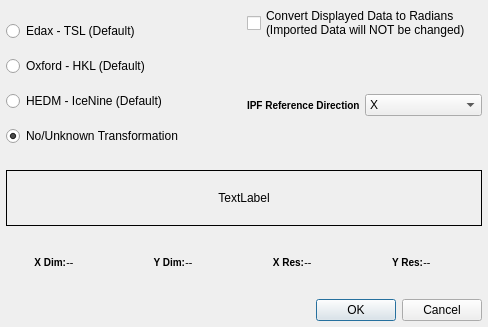
Above: Source/FilterWidgets/DREAM3DLib/IOFiltersWidgets/QEbsdReferenceFrameDialog.ui from BlueQuartzSoftware/DREAM3D before the change. Below: the same form after it.
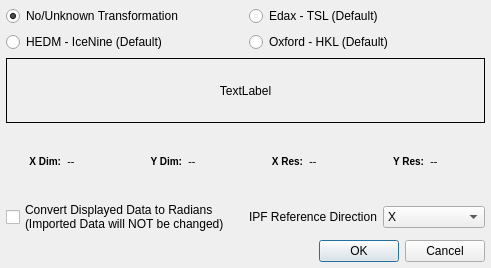
That is the form after the change.

Commit message: Fixing display of Data on the EBSD Reference Frame Dialog so that the transformations look correct to the user. Also added an Axis onto the image to fully describe the reference frame that DREAM3D is going to use. Updated the User Manual with new images.

Diff of the .ui file:
```diff
--- a/Source/FilterWidgets/DREAM3DLib/IOFiltersWidgets/QEbsdReferenceFrameDialog.ui
+++ b/Source/FilterWidgets/DREAM3DLib/IOFiltersWidgets/QEbsdReferenceFrameDialog.ui
@@ -6,67 +6,47 @@
    <rect>
     <x>0</x>
     <y>0</y>
-    <width>488</width>
-    <height>327</height>
+    <width>491</width>
+    <height>268</height>
    </rect>
   </property>
   <property name="windowTitle">
    <string>Advanced Reference Frame Options</string>
   </property>
   <layout class="QGridLayout" name="gridLayout">
-   <property name="verticalSpacing">
-    <number>8</number>
-   </property>
    <property name="margin">
     <number>6</number>
    </property>
-   <item row="1" column="1" rowspan="2">
-    <layout class="QHBoxLayout" name="horizontalLayout">
-     <item>
-      <widget class="QLabel" name="label">
-       <property name="styleSheet">
-        <string notr="true">QLabel {
-font-weight: bold;
-font-size: 10px;
-}</string>
-       </property>
-       <property name="text">
-        <string>IPF Reference Direction</string>
-       </property>
-      </widget>
-     </item>
-     <item>
-      <widget class="QComboBox" name="refDir">
-       <item>
-        <property name="text">
-         <string>X</string>
-        </property>
-       </item>
-       <item>
-        <property name="text">
-         <string>Y</string>
-        </property>
-       </item>
-       <item>
-        <property name="text">
-         <string>Z</string>
-        </property>
-       </item>
-      </widget>
-     </item>
-    </layout>
-   </item>
-   <item row="0" column="1">
-    <widget class="QCheckBox" name="degToRads">
-     <property name="text">
-      <string>Convert Displayed Data to Radians 
-(Imported Data will NOT be changed)</string>
-     </property>
-    </widget>
-   </item>
-   <item row="0" column="0" rowspan="3">
+   <property name="spacing">
+    <number>6</number>
+   </property>
+   <item row="0" column="0">
     <layout class="QVBoxLayout" name="verticalLayout">
      <item>
+      <widget class="QRadioButton" name="m_NoTransBtn">
+       <property name="layoutDirection">
+        <enum>Qt::LeftToRight</enum>
+       </property>
+       <property name="text">
+        <string>No/Unknown Transformation</string>
+       </property>
+       <property name="checked">
+        <bool>true</bool>
+       </property>
+      </widget>
+     </item>
+     <item>
+      <widget class="QRadioButton" name="m_HEDMdefaultBtn">
+       <property name="text">
+        <string>HEDM - IceNine (Default)</string>
+       </property>
+      </widget>
+     </item>
+    </layout>
+   </item>
+   <item row="0" column="1">
+    <layout class="QVBoxLayout" name="verticalLayout_2">
+     <item>
       <widget class="QRadioButton" name="m_TSLdefaultBtn">
        <property name="text">
         <string>Edax - TSL (Default)</string>
@@ -92,29 +72,63 @@
        </property>
       </widget>
      </item>
+    </layout>
+   </item>
+   <item row="3" column="0">
+    <widget class="QCheckBox" name="degToRads">
+     <property name="text">
+      <string>Convert Displayed Data to Radians 
+(Imported Data will NOT be changed)</string>
+     </property>
+    </widget>
+   </item>
+   <item row="3" column="1">
+    <layout class="QHBoxLayout" name="horizontalLayout">
      <item>
-      <widget class="QRadioButton" name="m_HEDMdefaultBtn">
+      <widget class="QLabel" name="label">
+       <property name="styleSheet">
+        <string notr="true"/>
+       </property>
        <property name="text">
-        <string>HEDM - IceNine (Default)</string>
+        <string>IPF Reference Direction</string>
        </property>
       </widget>
      </item>
      <item>
-      <widget class="QRadioButton" name="m_NoTransBtn">
-       <property name="layoutDirection">
-        <enum>Qt::LeftToRight</enum>
-       </property>
-       <property name="text">
-        <string>No/Unknown Transformation</string>
-       </property>
-       <property name="checked">
-        <bool>true</bool>
-       </property>
+      <widget class="QComboBox" name="refDir">
+       <item>
+        <property name="text">
+         <string>X</string>
+        </property>
+       </item>
+       <item>
+        <property name="text">
+         <string>Y</string>
+        </property>
+       </item>
+       <item>
+        <property name="text">
+         <string>Z</string>
+        </property>
+       </item>
       </widget>
      </item>
     </layout>
    </item>
-   <item row="8" column="0" colspan="2">
+   <item row="1" column="0" colspan="2">
+    <widget class="QLabel" name="ipfLabel">
+     <property name="frameShape">
+      <enum>QFrame::Box</enum>
+     </property>
+     <property name="text">
+      <string>TextLabel</string>
+     </property>
+     <property name="alignment">
+      <set>Qt::AlignCenter</set>
+     </property>
+    </widget>
+   </item>
+   <item row="2" column="0" colspan="2">
     <layout class="QHBoxLayout" name="horizontalLayout_2">
      <property name="bottomMargin">
       <number>0</number>
@@ -301,20 +315,7 @@
      </item>
     </layout>
    </item>
-   <item row="7" column="0" colspan="2">
-    <widget class="QLabel" name="ipfLabel">
-     <property name="frameShape">
-      <enum>QFrame::Box</enum>
-     </property>
-     <property name="text">
-      <string>TextLabel</string>
-     </property>
-     <property name="alignment">
-      <set>Qt::AlignCenter</set>
-     </property>
-    </widget>
-   </item>
-   <item row="9" column="0" colspan="2">
+   <item row="4" column="0" colspan="2">
     <widget class="QDialogButtonBox" name="buttonBox">
      <property name="orientation">
       <enum>Qt::Horizontal</enum>
```
The commit also changes 7 other files.
